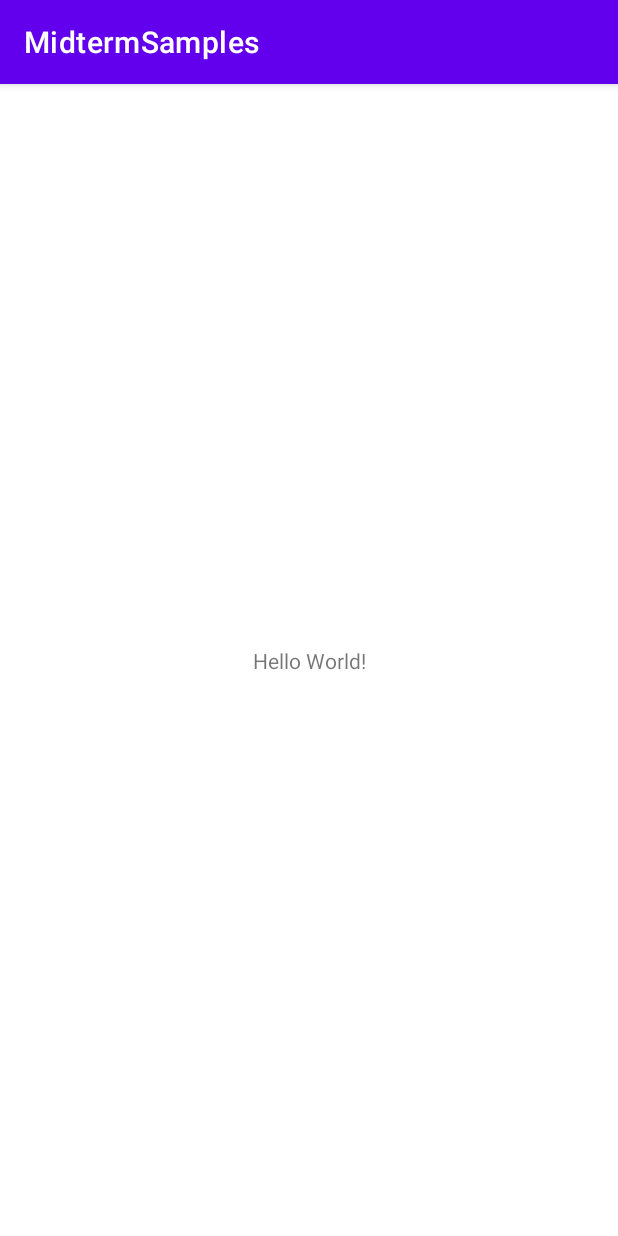
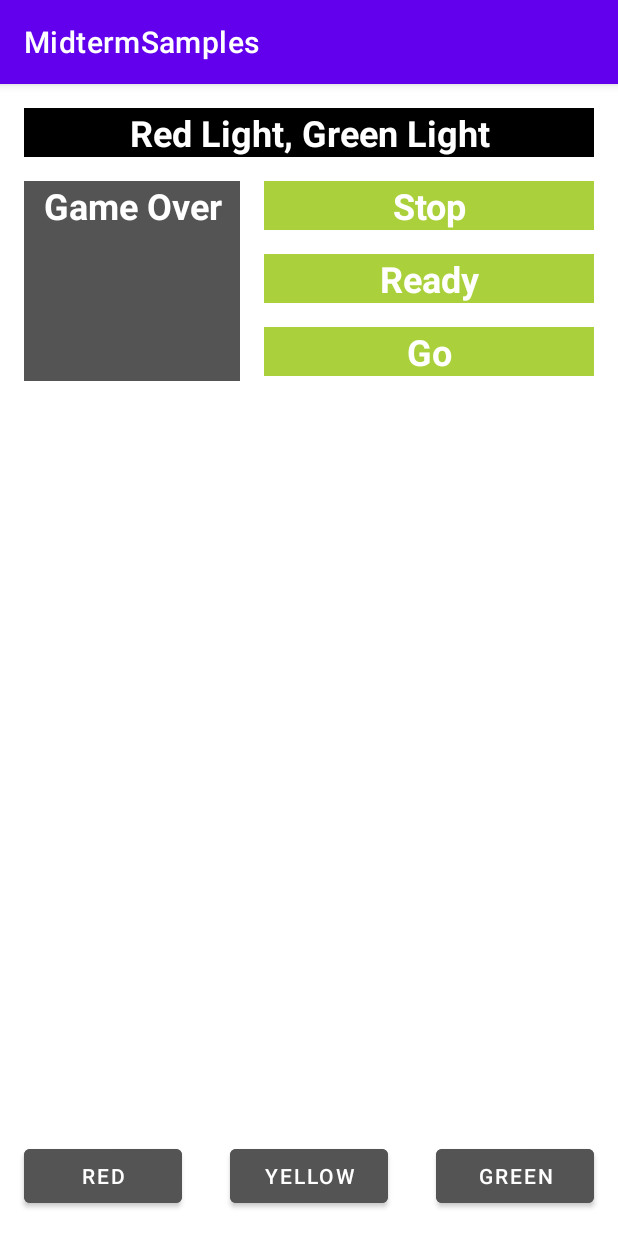
Before and after one commit to JonelMadalang/MidtermsSamples, an Android app: the screen it shows after launch (MainActivity), on a phone screen of 412 x 824 dp. Run offline under Robolectric (Android 15) with nearby library versions, the phone set to English and light mode, and no system bars.

Commit message:
Commit Layout Activity

```diff
--- a/app/src/main/java/com/example/midtermsamples/MainActivity.kt
+++ b/app/src/main/java/com/example/midtermsamples/MainActivity.kt
@@ -7,5 +7,7 @@ class MainActivity : AppCompatActivity() {
     override fun onCreate(savedInstanceState: Bundle?) {
         super.onCreate(savedInstanceState)
         setContentView(R.layout.activity_main)
+
+
     }
 }
--- a/app/src/main/res/layout/activity_main.xml
+++ b/app/src/main/res/layout/activity_main.xml
@@ -7,12 +7,153 @@
     tools:context=".MainActivity">
 
     <TextView
-        android:layout_width="wrap_content"
+        android:id="@+id/txtGame"
+        android:layout_width="0dp"
         android:layout_height="wrap_content"
-        android:text="Hello World!"
-        app:layout_constraintBottom_toBottomOf="parent"
-        app:layout_constraintLeft_toLeftOf="parent"
-        app:layout_constraintRight_toRightOf="parent"
+        android:layout_marginStart="16dp"
+        android:layout_marginTop="16dp"
+        android:layout_marginEnd="16dp"
+        android:layout_marginBottom="16dp"
+        android:background="#000000"
+        android:paddingLeft="3dp"
+        android:paddingRight="3dp"
+        android:text="@string/game_txt"
+        android:textAlignment="center"
+        android:textColor="#FFFFFF"
+        android:textSize="24sp"
+        android:textStyle="bold"
+        app:layout_constraintBottom_toTopOf="@+id/txtGameOvr"
+        app:layout_constraintEnd_toEndOf="parent"
+        app:layout_constraintStart_toStartOf="parent"
         app:layout_constraintTop_toTopOf="parent" />
 
+    <TextView
+        android:id="@+id/txtGameOvr"
+        android:layout_width="144dp"
+        android:layout_height="133dp"
+        android:layout_marginStart="16dp"
+        android:layout_marginTop="16dp"
+        android:layout_marginEnd="16dp"
+        android:background="#555454"
+        android:paddingLeft="3dp"
+        android:paddingRight="3dp"
+        android:text="@string/gameOver_txt"
+        android:textAlignment="center"
+        android:textColor="#FFFFFF"
+        android:textSize="24sp"
+        android:textStyle="bold"
+        app:layout_constraintEnd_toEndOf="parent"
+        app:layout_constraintHorizontal_bias="0.0"
+        app:layout_constraintStart_toStartOf="parent"
+        app:layout_constraintTop_toBottomOf="@+id/txtGame" />
+
+    <TextView
+        android:id="@+id/txtStop"
+        android:layout_width="0dp"
+        android:layout_height="wrap_content"
+        android:layout_marginStart="16dp"
+        android:layout_marginTop="16dp"
+        android:layout_marginEnd="16dp"
+        android:background="#AAD13B"
+        android:paddingLeft="3dp"
+        android:paddingRight="3dp"
+        android:text="@string/stop_txt"
+        android:textAlignment="center"
+        android:textColor="#FFFFFF"
+        android:textSize="24sp"
+        android:textStyle="bold"
+        app:layout_constraintEnd_toEndOf="parent"
+        app:layout_constraintHorizontal_bias="0.0"
+        app:layout_constraintStart_toEndOf="@+id/txtGameOvr"
+        app:layout_constraintTop_toBottomOf="@+id/txtGame" />
+
+    <TextView
+        android:id="@+id/txtReady"
+        android:layout_width="0dp"
+        android:layout_height="wrap_content"
+        android:layout_marginStart="16dp"
+        android:layout_marginTop="16dp"
+        android:layout_marginEnd="16dp"
+        android:background="#AAD13B"
+        android:paddingLeft="3dp"
+        android:paddingRight="3dp"
+        android:text="@string/ready_txt"
+        android:textAlignment="center"
+        android:textColor="#FFFFFF"
+        android:textSize="24sp"
+        android:textStyle="bold"
+        app:layout_constraintEnd_toEndOf="parent"
+        app:layout_constraintHorizontal_bias="0.0"
+        app:layout_constraintStart_toEndOf="@+id/txtGameOvr"
+        app:layout_constraintTop_toBottomOf="@+id/txtStop" />
+
+    <TextView
+        android:id="@+id/txtGo"
+        android:layout_width="0dp"
+        android:layout_height="wrap_content"
+        android:layout_marginStart="16dp"
+        android:layout_marginTop="16dp"
+        android:layout_marginEnd="16dp"
+        android:background="#AAD13B"
+        android:paddingLeft="3dp"
+        android:paddingRight="3dp"
+        android:text="@string/go_txt"
+        android:textAlignment="center"
+        android:textColor="#FFFFFF"
+        android:textSize="24sp"
+        android:textStyle="bold"
+        app:layout_constraintEnd_toEndOf="parent"
+        app:layout_constraintHorizontal_bias="0.0"
+        app:layout_constraintStart_toEndOf="@+id/txtGameOvr"
+        app:layout_constraintTop_toBottomOf="@+id/txtReady" />
+
+    <Button
+        android:id="@+id/btnRed"
+        android:layout_width="0dp"
+        android:layout_height="wrap_content"
+        android:layout_marginStart="16dp"
+        android:layout_marginEnd="16dp"
+        android:layout_marginBottom="16dp"
+        android:backgroundTint="#555454"
+        android:paddingLeft="3dp"
+        android:paddingEnd="3dp"
+        android:text="@string/red_btn"
+        android:textAlignment="center"
+        app:layout_constraintBottom_toBottomOf="parent"
+        app:layout_constraintEnd_toStartOf="@+id/btnYellow"
+        app:layout_constraintStart_toStartOf="parent" />
+
+    <Button
+        android:id="@+id/btnYellow"
+        android:layout_width="0dp"
+        android:layout_height="wrap_content"
+        android:layout_marginStart="16dp"
+        android:layout_marginEnd="16dp"
+        android:layout_marginBottom="16dp"
+        android:backgroundTint="#555454"
+        android:paddingLeft="3dp"
+        android:paddingRight="3dp"
+        android:text="@string/yellow_btn"
+        android:textAlignment="center"
+        app:layout_constraintBottom_toBottomOf="parent"
+        app:layout_constraintEnd_toStartOf="@+id/btnGreen"
+        app:layout_constraintStart_toEndOf="@+id/btnRed" />
+
+    <Button
+        android:id="@+id/btnGreen"
+        android:layout_width="0dp"
+        android:layout_height="wrap_content"
+        android:layout_marginStart="16dp"
+        android:layout_marginEnd="16dp"
+        android:layout_marginBottom="16dp"
+        android:backgroundTint="#555454"
+        android:paddingLeft="3dp"
+        android:paddingRight="3dp"
+        android:text="@string/green_btn"
+        android:textAlignment="center"
+        app:layout_constraintBottom_toBottomOf="parent"
+        app:layout_constraintEnd_toEndOf="parent"
+        app:layout_constraintStart_toEndOf="@+id/btnYellow" />
+
+
 </androidx.constraintlayout.widget.ConstraintLayout>
--- a/app/src/main/res/values/strings.xml
+++ b/app/src/main/res/values/strings.xml
@@ -1,3 +1,11 @@
 <resources>
     <string name="app_name">MidtermSamples</string>
+    <string name="game_txt">Red Light,  Green Light</string>
+    <string name="gameOver_txt">Game Over</string>
+    <string name="stop_txt">Stop</string>
+    <string name="ready_txt">Ready</string>
+    <string name="go_txt">Go</string>
+    <string name="red_btn">Red</string>
+    <string name="yellow_btn">Yellow</string>
+    <string name="green_btn">Green</string>
 </resources>
```
